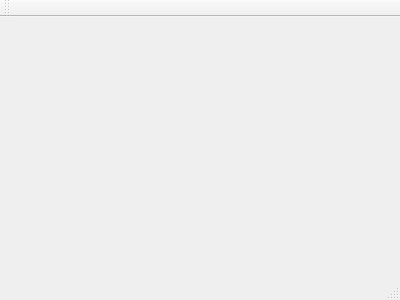
This is mainwindow.ui in vicr123/theweb-cef as Qt 5 draws it before an edit. The edited form follows.
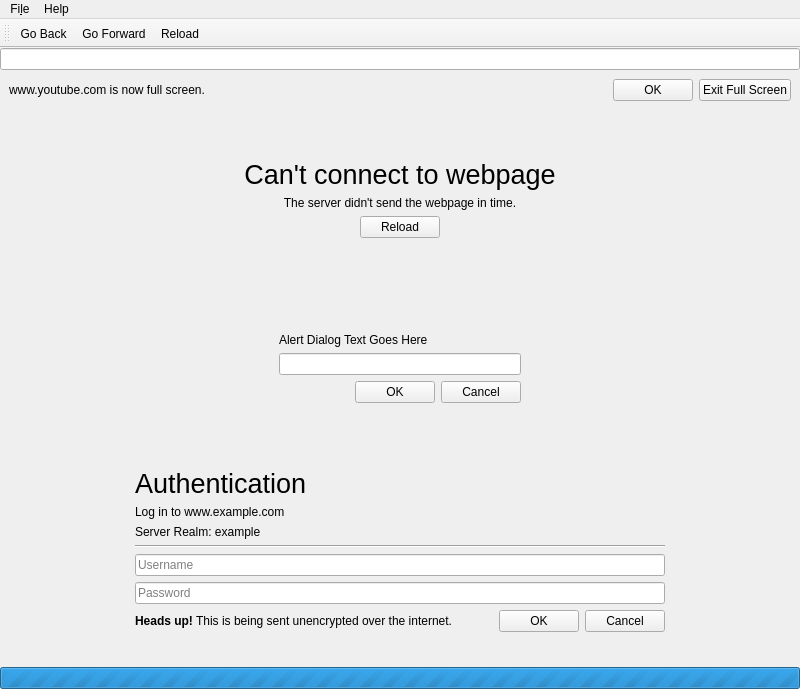
This is the edited form. Icons and pictures are not drawn. Custom widgets are drawn as their Qt base class.

Diff of the .ui file:
```diff
--- a/mainwindow.ui
+++ b/mainwindow.ui
@@ -6,8 +6,8 @@
    <rect>
     <x>0</x>
     <y>0</y>
-    <width>400</width>
-    <height>300</height>
+    <width>800</width>
+    <height>689</height>
    </rect>
   </property>
   <property name="windowTitle">
@@ -17,28 +17,668 @@
    <iconset resource="resources.qrc">
     <normaloff>:/icons/icon.svg</normaloff>:/icons/icon.svg</iconset>
   </property>
-  <widget class="QWidget" name="centralWidget"/>
-  <widget class="QMenuBar" name="menuBar">
+  <widget class="QWidget" name="centralwidget">
+   <layout class="QVBoxLayout" name="verticalLayout">
+    <property name="spacing">
+     <number>0</number>
+    </property>
+    <property name="leftMargin">
+     <number>0</number>
+    </property>
+    <property name="topMargin">
+     <number>0</number>
+    </property>
+    <property name="rightMargin">
+     <number>0</number>
+    </property>
+    <property name="bottomMargin">
+     <number>0</number>
+    </property>
+    <item>
+     <widget class="SpaceSearchBox" name="spaceSearch"/>
+    </item>
+    <item>
+     <widget class="QFrame" name="warningFrame">
+      <property name="sizePolicy">
+       <sizepolicy hsizetype="Preferred" vsizetype="Fixed">
+        <horstretch>0</horstretch>
+        <verstretch>0</verstretch>
+       </sizepolicy>
+      </property>
+      <property name="frameShape">
+       <enum>QFrame::NoFrame</enum>
+      </property>
+      <property name="frameShadow">
+       <enum>QFrame::Raised</enum>
+      </property>
+      <layout class="QHBoxLayout" name="horizontalLayout_2">
+       <item>
+        <widget class="QLabel" name="warningLabel">
+         <property name="sizePolicy">
+          <sizepolicy hsizetype="Expanding" vsizetype="Preferred">
+           <horstretch>0</horstretch>
+           <verstretch>0</verstretch>
+          </sizepolicy>
+         </property>
+         <property name="text">
+          <string>www.youtube.com is now full screen.</string>
+         </property>
+        </widget>
+       </item>
+       <item>
+        <widget class="QPushButton" name="warningOk">
+         <property name="text">
+          <string>OK</string>
+         </property>
+         <property name="icon">
+          <iconset theme="dialog-ok">
+           <normaloff>.</normaloff>.</iconset>
+         </property>
+        </widget>
+       </item>
+       <item>
+        <widget class="QPushButton" name="warningCancel">
+         <property name="text">
+          <string>Exit Full Screen</string>
+         </property>
+         <property name="icon">
+          <iconset theme="dialog-cancel">
+           <normaloff>.</normaloff>.</iconset>
+         </property>
+        </widget>
+       </item>
+      </layout>
+     </widget>
+    </item>
+    <item>
+     <widget class="QFrame" name="errorFrame">
+      <property name="frameShape">
+       <enum>QFrame::NoFrame</enum>
+      </property>
+      <property name="frameShadow">
+       <enum>QFrame::Raised</enum>
+      </property>
+      <layout class="QVBoxLayout" name="verticalLayout_2">
+       <item>
+        <spacer name="verticalSpacer">
+         <property name="orientation">
+          <enum>Qt::Vertical</enum>
+         </property>
+         <property name="sizeHint" stdset="0">
+          <size>
+           <width>20</width>
+           <height>40</height>
+          </size>
+         </property>
+        </spacer>
+       </item>
+       <item>
+        <widget class="QLabel" name="errorTitle">
+         <property name="font">
+          <font>
+           <pointsize>20</pointsize>
+          </font>
+         </property>
+         <property name="text">
+          <string>Can't connect to webpage</string>
+         </property>
+         <property name="alignment">
+          <set>Qt::AlignCenter</set>
+         </property>
+        </widget>
+       </item>
+       <item>
+        <widget class="QLabel" name="errorText">
+         <property name="text">
+          <string>The server didn't send the webpage in time.</string>
+         </property>
+         <property name="alignment">
+          <set>Qt::AlignCenter</set>
+         </property>
+         <property name="wordWrap">
+          <bool>true</bool>
+         </property>
+        </widget>
+       </item>
+       <item>
+        <layout class="QHBoxLayout" name="horizontalLayout">
+         <item>
+          <spacer name="horizontalSpacer">
+           <property name="orientation">
+            <enum>Qt::Horizontal</enum>
+           </property>
+           <property name="sizeHint" stdset="0">
+            <size>
+             <width>40</width>
+             <height>20</height>
+            </size>
+           </property>
+          </spacer>
+         </item>
+         <item>
+          <widget class="QPushButton" name="reloadErrorButton">
+           <property name="text">
+            <string>Reload</string>
+           </property>
+           <property name="icon">
+            <iconset theme="view-refresh">
+             <normaloff>.</normaloff>.</iconset>
+           </property>
+          </widget>
+         </item>
+         <item>
+          <spacer name="horizontalSpacer_2">
+           <property name="orientation">
+            <enum>Qt::Horizontal</enum>
+           </property>
+           <property name="sizeHint" stdset="0">
+            <size>
+             <width>40</width>
+             <height>20</height>
+            </size>
+           </property>
+          </spacer>
+         </item>
+        </layout>
+       </item>
+       <item>
+        <spacer name="verticalSpacer_2">
+         <property name="orientation">
+          <enum>Qt::Vertical</enum>
+         </property>
+         <property name="sizeHint" stdset="0">
+          <size>
+           <width>20</width>
+           <height>40</height>
+          </size>
+         </property>
+        </spacer>
+       </item>
+      </layout>
+     </widget>
+    </item>
+    <item>
+     <widget class="QFrame" name="JsDialogFrame">
+      <property name="frameShape">
+       <enum>QFrame::NoFrame</enum>
+      </property>
+      <property name="frameShadow">
+       <enum>QFrame::Raised</enum>
+      </property>
+      <layout class="QGridLayout" name="gridLayout">
+       <item row="0" column="1">
+        <spacer name="verticalSpacer_4">
+         <property name="orientation">
+          <enum>Qt::Vertical</enum>
+         </property>
+         <property name="sizeHint" stdset="0">
+          <size>
+           <width>20</width>
+           <height>40</height>
+          </size>
+         </property>
+        </spacer>
+       </item>
+       <item row="2" column="1">
+        <spacer name="verticalSpacer_3">
+         <property name="orientation">
+          <enum>Qt::Vertical</enum>
+         </property>
+         <property name="sizeHint" stdset="0">
+          <size>
+           <width>20</width>
+           <height>40</height>
+          </size>
+         </property>
+        </spacer>
+       </item>
+       <item row="1" column="1">
+        <widget class="QFrame" name="frame">
+         <property name="frameShape">
+          <enum>QFrame::NoFrame</enum>
+         </property>
+         <property name="frameShadow">
+          <enum>QFrame::Raised</enum>
+         </property>
+         <layout class="QVBoxLayout" name="verticalLayout_3">
+          <item>
+           <widget class="QLabel" name="JsDialogText">
+            <property name="text">
+             <string>Alert Dialog Text Goes Here</string>
+            </property>
+           </widget>
+          </item>
+          <item>
+           <widget class="QLineEdit" name="JsDialogPrompt"/>
+          </item>
+          <item>
+           <layout class="QHBoxLayout" name="horizontalLayout_3">
+            <property name="bottomMargin">
+             <number>0</number>
+            </property>
+            <item>
+             <spacer name="horizontalSpacer_5">
+              <property name="orientation">
+               <enum>Qt::Horizontal</enum>
+              </property>
+              <property name="sizeHint" stdset="0">
+               <size>
+                <width>40</width>
+                <height>20</height>
+               </size>
+              </property>
+             </spacer>
+            </item>
+            <item>
+             <widget class="QPushButton" name="JsDialogOk">
+              <property name="text">
+               <string>OK</string>
+              </property>
+              <property name="icon">
+               <iconset theme="dialog-ok">
+                <normaloff>.</normaloff>.</iconset>
+              </property>
+             </widget>
+            </item>
+            <item>
+             <widget class="QPushButton" name="JsDialogCancel">
+              <property name="text">
+               <string>Cancel</string>
+              </property>
+              <property name="icon">
+               <iconset theme="dialog-cancel">
+                <normaloff>.</normaloff>.</iconset>
+              </property>
+             </widget>
+            </item>
+           </layout>
+          </item>
+         </layout>
+        </widget>
+       </item>
+       <item row="1" column="0">
+        <spacer name="horizontalSpacer_3">
+         <property name="orientation">
+          <enum>Qt::Horizontal</enum>
+         </property>
+         <property name="sizeHint" stdset="0">
+          <size>
+           <width>40</width>
+           <height>20</height>
+          </size>
+         </property>
+        </spacer>
+       </item>
+       <item row="1" column="2">
+        <spacer name="horizontalSpacer_4">
+         <property name="orientation">
+          <enum>Qt::Horizontal</enum>
+         </property>
+         <property name="sizeHint" stdset="0">
+          <size>
+           <width>40</width>
+           <height>20</height>
+          </size>
+         </property>
+        </spacer>
+       </item>
+      </layout>
+     </widget>
+    </item>
+    <item>
+     <widget class="QFrame" name="AuthFrame">
+      <property name="frameShape">
+       <enum>QFrame::NoFrame</enum>
+      </property>
+      <property name="frameShadow">
+       <enum>QFrame::Raised</enum>
+      </property>
+      <layout class="QGridLayout" name="gridLayout_2">
+       <item row="2" column="1">
+        <spacer name="verticalSpacer_6">
+         <property name="orientation">
+          <enum>Qt::Vertical</enum>
+         </property>
+         <property name="sizeHint" stdset="0">
+          <size>
+           <width>20</width>
+           <height>40</height>
+          </size>
+         </property>
+        </spacer>
+       </item>
+       <item row="0" column="1">
+        <spacer name="verticalSpacer_5">
+         <property name="orientation">
+          <enum>Qt::Vertical</enum>
+         </property>
+         <property name="sizeHint" stdset="0">
+          <size>
+           <width>20</width>
+           <height>0</height>
+          </size>
+         </property>
+        </spacer>
+       </item>
+       <item row="1" column="0">
+        <spacer name="horizontalSpacer_6">
+         <property name="orientation">
+          <enum>Qt::Horizontal</enum>
+         </property>
+         <property name="sizeHint" stdset="0">
+          <size>
+           <width>40</width>
+           <height>20</height>
+          </size>
+         </property>
+        </spacer>
+       </item>
+       <item row="1" column="1">
+        <widget class="QFrame" name="frame_3">
+         <property name="frameShape">
+          <enum>QFrame::NoFrame</enum>
+         </property>
+         <property name="frameShadow">
+          <enum>QFrame::Raised</enum>
+         </property>
+         <layout class="QVBoxLayout" name="verticalLayout_4">
+          <item>
+           <widget class="QLabel" name="label">
+            <property name="font">
+             <font>
+              <pointsize>20</pointsize>
+             </font>
+            </property>
+            <property name="text">
+             <string>Authentication</string>
+            </property>
+           </widget>
+          </item>
+          <item>
+           <widget class="QLabel" name="AuthHost">
+            <property name="text">
+             <string>Log in to www.example.com</string>
+            </property>
+           </widget>
+          </item>
+          <item>
+           <widget class="QLabel" name="AuthRealm">
+            <property name="text">
+             <string>Server Realm: example</string>
+            </property>
+           </widget>
+          </item>
+          <item>
+           <widget class="Line" name="line">
+            <property name="orientation">
+             <enum>Qt::Horizontal</enum>
+            </property>
+           </widget>
+          </item>
+          <item>
+           <widget class="QLineEdit" name="AuthUsername">
+            <property name="placeholderText">
+             <string>Username</string>
+            </property>
+           </widget>
+          </item>
+          <item>
+           <widget class="QLineEdit" name="AuthPassword">
+            <property name="echoMode">
+             <enum>QLineEdit::Password</enum>
+            </property>
+            <property name="placeholderText">
+             <string>Password</string>
+            </property>
+           </widget>
+          </item>
+          <item>
+           <layout class="QHBoxLayout" name="horizontalLayout_4">
+            <item>
+             <widget class="QLabel" name="AuthBASIC">
+              <property name="text">
+               <string>&lt;html&gt;&lt;head/&gt;&lt;body&gt;&lt;p&gt;&lt;span style=&quot; font-weight:600;&quot;&gt;Heads up!&lt;/span&gt; This is being sent unencrypted over the internet.&lt;/p&gt;&lt;/body&gt;&lt;/html&gt;</string>
+              </property>
+             </widget>
+            </item>
+            <item>
+             <spacer name="horizontalSpacer_8">
+              <property name="orientation">
+               <enum>Qt::Horizontal</enum>
+              </property>
+              <property name="sizeHint" stdset="0">
+               <size>
+                <width>40</width>
+                <height>20</height>
+               </size>
+              </property>
+             </spacer>
+            </item>
+            <item>
+             <widget class="QPushButton" name="AuthOk">
+              <property name="text">
+               <string>OK</string>
+              </property>
+              <property name="icon">
+               <iconset theme="dialog-ok">
+                <normaloff>.</normaloff>.</iconset>
+              </property>
+             </widget>
+            </item>
+            <item>
+             <widget class="QPushButton" name="AuthCancel">
+              <property name="text">
+               <string>Cancel</string>
+              </property>
+              <property name="icon">
+               <iconset theme="dialog-cancel">
+                <normaloff>.</normaloff>.</iconset>
+              </property>
+             </widget>
+            </item>
+           </layout>
+          </item>
+         </layout>
+        </widget>
+       </item>
+       <item row="1" column="2">
+        <spacer name="horizontalSpacer_7">
+         <property name="orientation">
+          <enum>Qt::Horizontal</enum>
+         </property>
+         <property name="sizeHint" stdset="0">
+          <size>
+           <width>40</width>
+           <height>20</height>
+          </size>
+         </property>
+        </spacer>
+       </item>
+      </layout>
+     </widget>
+    </item>
+    <item>
+     <widget class="QProgressBar" name="loadingProgressBar">
+      <property name="maximum">
+       <number>0</number>
+      </property>
+      <property name="value">
+       <number>-1</number>
+      </property>
+     </widget>
+    </item>
+   </layout>
+  </widget>
+  <widget class="QMenuBar" name="menubar">
    <property name="geometry">
     <rect>
      <x>0</x>
      <y>0</y>
-     <width>400</width>
+     <width>800</width>
      <height>26</height>
     </rect>
    </property>
+   <widget class="QMenu" name="menuFile">
+    <property name="title">
+     <string>Fi&amp;le</string>
+    </property>
+    <addaction name="actionNew_Window"/>
+    <addaction name="actionExit"/>
+   </widget>
+   <widget class="QMenu" name="menuHelp">
+    <property name="title">
+     <string>Help</string>
+    </property>
+    <addaction name="actionAbout_theWeb"/>
+   </widget>
+   <addaction name="menuFile"/>
+   <addaction name="menuHelp"/>
   </widget>
-  <widget class="QToolBar" name="mainToolBar">
+  <widget class="QToolBar" name="toolBar">
+   <property name="windowTitle">
+    <string>toolBar</string>
+   </property>
+   <property name="movable">
+    <bool>true</bool>
+   </property>
+   <property name="allowedAreas">
+    <set>Qt::BottomToolBarArea|Qt::TopToolBarArea</set>
+   </property>
    <attribute name="toolBarArea">
     <enum>TopToolBarArea</enum>
    </attribute>
    <attribute name="toolBarBreak">
     <bool>false</bool>
    </attribute>
+   <addaction name="actionGo_Back"/>
+   <addaction name="actionGo_Forward"/>
+   <addaction name="actionReload"/>
   </widget>
-  <widget class="QStatusBar" name="statusBar"/>
+  <action name="actionExit">
+   <property name="icon">
+    <iconset theme="application-exit">
+     <normaloff>.</normaloff>.</iconset>
+   </property>
+   <property name="text">
+    <string>&amp;Exit</string>
+   </property>
+  </action>
+  <action name="actionGo_Back">
+   <property name="icon">
+    <iconset theme="go-previous">
+     <normaloff>.</normaloff>.</iconset>
+   </property>
+   <property name="text">
+    <string>Go Back</string>
+   </property>
+   <property name="shortcut">
+    <string>Alt+Left</string>
+   </property>
+  </action>
+  <action name="actionGo_Forward">
+   <property name="icon">
+    <iconset theme="go-next">
+     <normaloff>.</normaloff>.</iconset>
+   </property>
+   <property name="text">
+    <string>Go Forward</string>
+   </property>
+   <property name="shortcut">
+    <string>Alt+Right</string>
+   </property>
+  </action>
+  <action name="actionReload">
+   <property name="icon">
+    <iconset theme="view-refresh">
+     <normaloff>.</normaloff>.</iconset>
+   </property>
+   <property name="text">
+    <string>Reload</string>
+   </property>
+   <property name="shortcut">
+    <string>Ctrl+R</string>
+   </property>
+  </action>
+  <action name="actionNew_Window">
+   <property name="icon">
+    <iconset theme="window-new">
+     <normaloff>.</normaloff>.</iconset>
+   </property>
+   <property name="text">
+    <string>&amp;New Window</string>
+   </property>
+   <property name="shortcut">
+    <string>Ctrl+N</string>
+   </property>
+  </action>
+  <action name="actionLimit_to_60_fps">
+   <property name="checkable">
+    <bool>true</bool>
+   </property>
+   <property name="text">
+    <string>Limit to 60 fps</string>
+   </property>
+  </action>
+  <action name="actionLimit_to_30_fps">
+   <property name="checkable">
+    <bool>true</bool>
+   </property>
+   <property name="text">
+    <string>Limit to 30 fps</string>
+   </property>
+  </action>
+  <action name="actionLimit_to_15_fps">
+   <property name="checkable">
+    <bool>true</bool>
+   </property>
+   <property name="text">
+    <string>Limit to 15 fps</string>
+   </property>
+  </action>
+  <action name="actionLimit_to_1_fps">
+   <property name="checkable">
+    <bool>true</bool>
+   </property>
+   <property name="text">
+    <string>Limit to 1 fps</string>
+   </property>
+  </action>
+  <action name="actionDon_t_Limit">
+   <property name="checkable">
+    <bool>true</bool>
+   </property>
+   <property name="checked">
+    <bool>true</bool>
+   </property>
+   <property name="text">
+    <string>Don't Limit</string>
+   </property>
+  </action>
+  <action name="actionAbout_theWeb">
+   <property name="icon">
+    <iconset theme="help-about">
+     <normaloff>.</normaloff>.</iconset>
+   </property>
+   <property name="text">
+    <string>&amp;About theWeb</string>
+   </property>
+  </action>
+  <action name="actionSettings">
+   <property name="icon">
+    <iconset theme="configure"/>
+   </property>
+   <property name="text">
+    <string>Settings</string>
+   </property>
+  </action>
  </widget>
- <layoutdefault spacing="6" margin="11"/>
+ <customwidgets>
+  <customwidget>
+   <class>SpaceSearchBox</class>
+   <extends>QLineEdit</extends>
+   <header>spacesearchbox.h</header>
+  </customwidget>
+ </customwidgets>
  <resources>
   <include location="resources.qrc"/>
  </resources>
```
Left out of the diff: 2 changed lines with no effect on the pictures.
